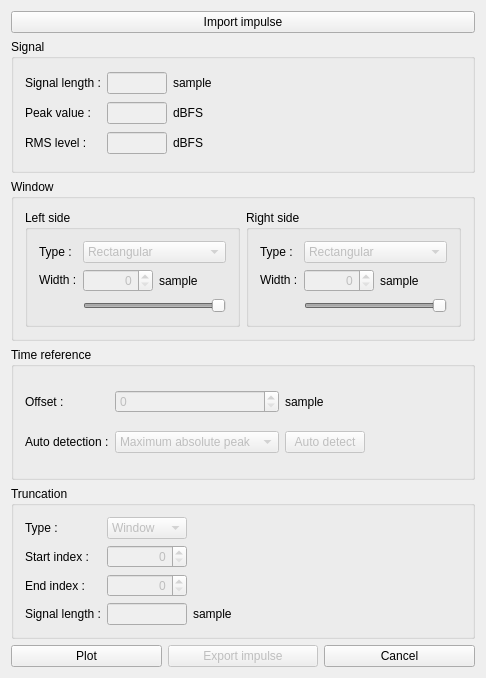
jeanibarz/AcousticDSP-Windowing, file windowing.ui: the form before one commit.
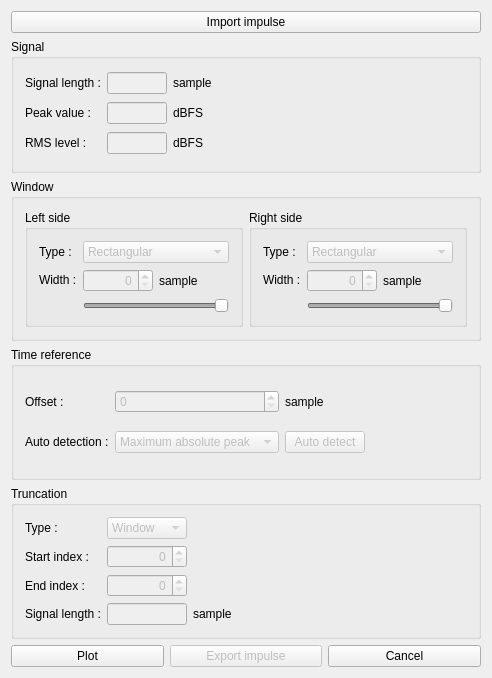
The form after the commit.

```diff
--- a/windowing.ui
+++ b/windowing.ui
@@ -9,7 +9,7 @@
    <rect>
     <x>0</x>
     <y>0</y>
-    <width>486</width>
+    <width>492</width>
     <height>678</height>
    </rect>
   </property>
@@ -19,6 +19,12 @@
     <verstretch>0</verstretch>
    </sizepolicy>
   </property>
+  <property name="minimumSize">
+   <size>
+    <width>492</width>
+    <height>678</height>
+   </size>
+  </property>
   <property name="maximumSize">
    <size>
     <width>492</width>
@@ -704,7 +710,7 @@
      <property name="title">
       <string>Truncation</string>
      </property>
-     <layout class="QGridLayout" name="gridLayout" columnstretch="0,0,0,0,0,0">
+     <layout class="QGridLayout" name="gridLayout" columnstretch="0,0,0,0,0">
       <property name="verticalSpacing">
        <number>6</number>
       </property>
```
